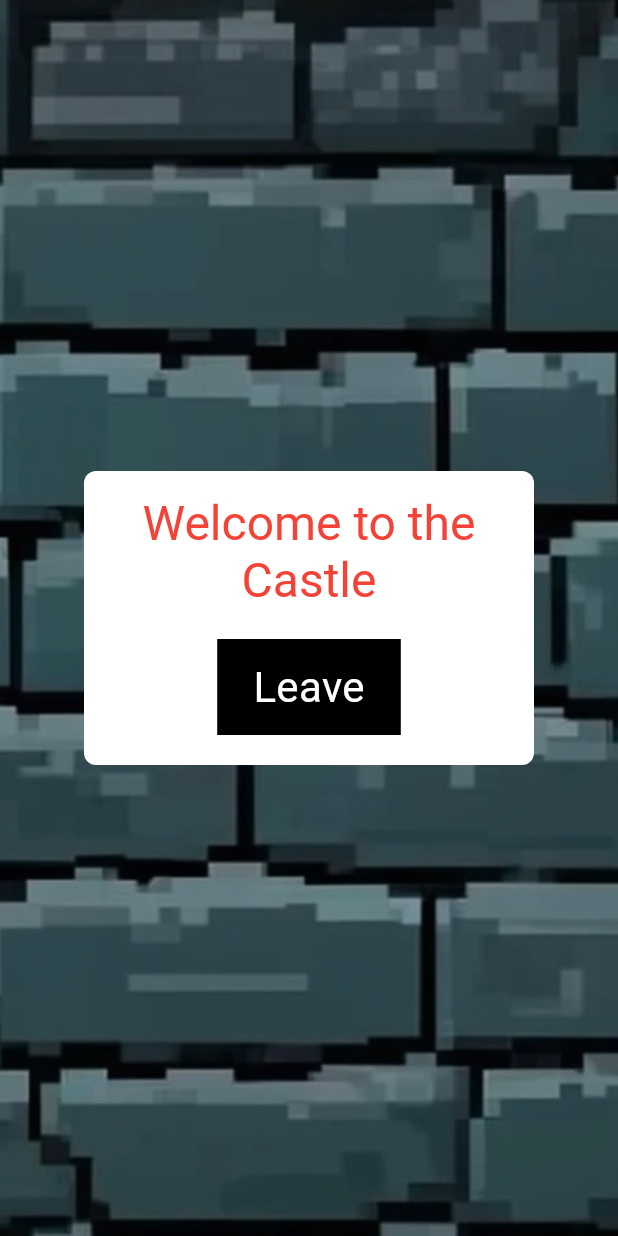
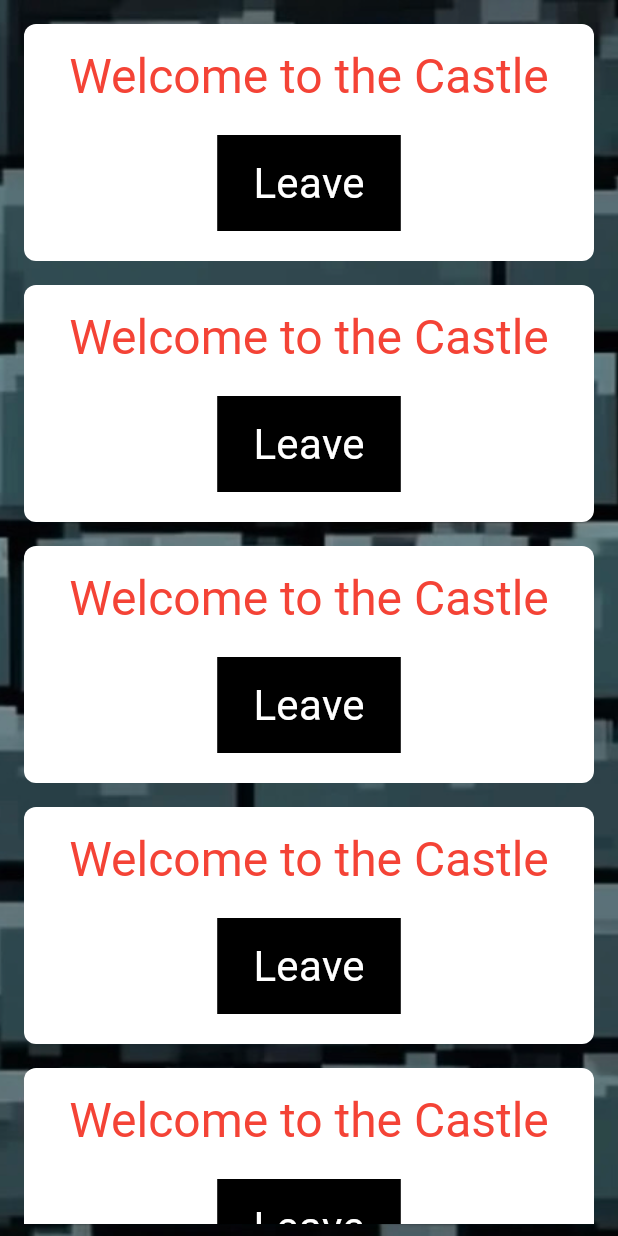
Before and after one commit to finfinley/castle_walls, a Flutter app: the FeedPage screen opened directly, on a phone screen of 412 x 824 dp. Run offline on Flutter 3.47's test engine with Material 3 defaults, Android fonts, the phone set to English and light mode, and no system bars; our stand-ins replace google_fonts; missing offline and left inert: atproto, bluesky; accounts and stored records are empty.

Commit message:
dummy scrollable feed

```diff
--- a/lib/features/feed/feed.dart
+++ b/lib/features/feed/feed.dart
@@ -2,7 +2,6 @@ import 'package:castle_walls/common/providers/bluesky_provider.dart';
 import 'package:castle_walls/common/widgets/animated_text_color.dart';
 import 'package:castle_walls/common/widgets/retro_button.dart';
 import 'package:flutter/material.dart';
-import 'package:google_fonts/google_fonts.dart';
 import 'package:provider/provider.dart';
 
 class FeedPage extends StatelessWidget {
@@ -17,15 +16,38 @@ class FeedPage extends StatelessWidget {
           ),
         ),
         child: Center(
+          child: Padding(
+            padding: const EdgeInsets.all(8.0),
+            child: SingleChildScrollView(
+              child: Column(
+                children: List.generate(25, (index) => Post()),
+              ),
+            ),
+          ),
+        ),
+      ),
+    );
+  }
+}
+
+class Post extends StatelessWidget {
+  const Post({
+    super.key,
+  });
+
+  @override
+  Widget build(BuildContext context) {
+    return Padding(
+      padding: const EdgeInsets.all(8.0),
       child: Container(
-            width: 300,
+        width: 500,
         padding: EdgeInsets.all(16),
         decoration: BoxDecoration(
           color: Colors.white,
           borderRadius: BorderRadius.circular(8),
         ),
         child: Column(
-              mainAxisSize: MainAxisSize.min,
+          mainAxisSize: MainAxisSize.max,
           children: [
             AnimatedTextColor(text: 'Welcome to the Castle'),
             SizedBox(height: 16),
@@ -39,8 +61,6 @@ class FeedPage extends StatelessWidget {
           ],
         ),
       ),
-        ),
-      ),
     );
   }
 }
```
Lines whose indentation alone changed are shown as unchanged.
